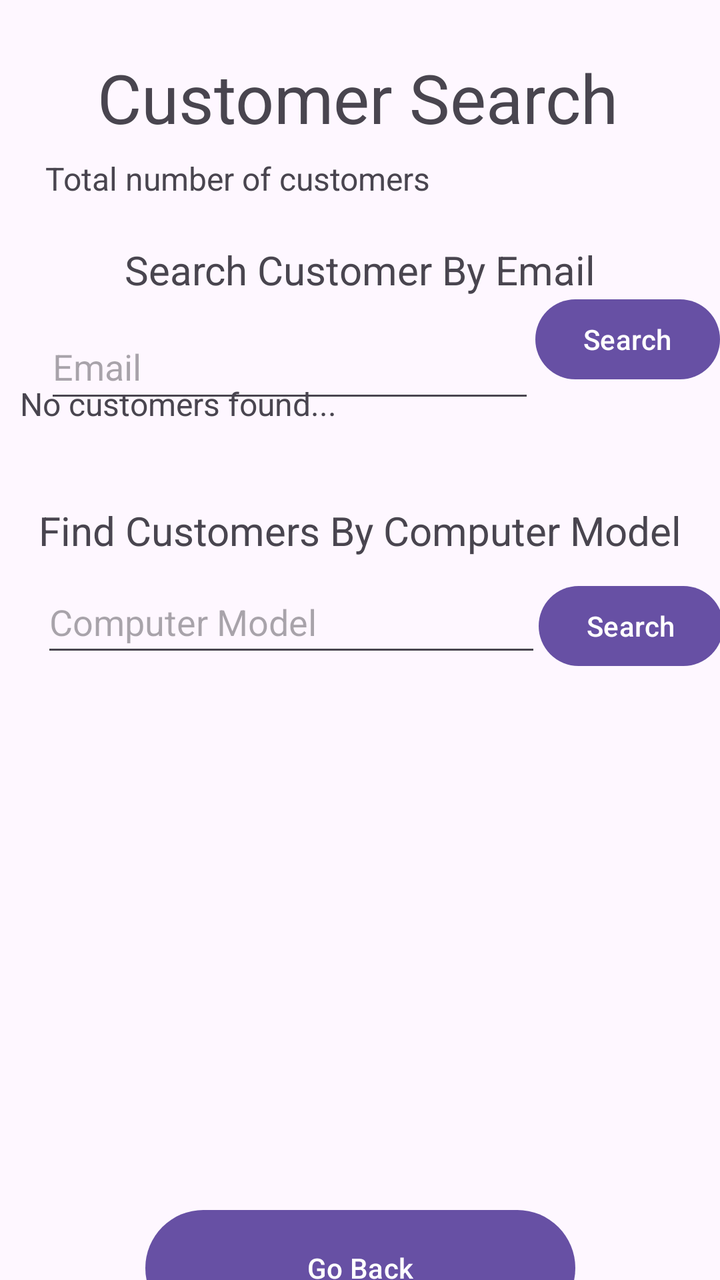
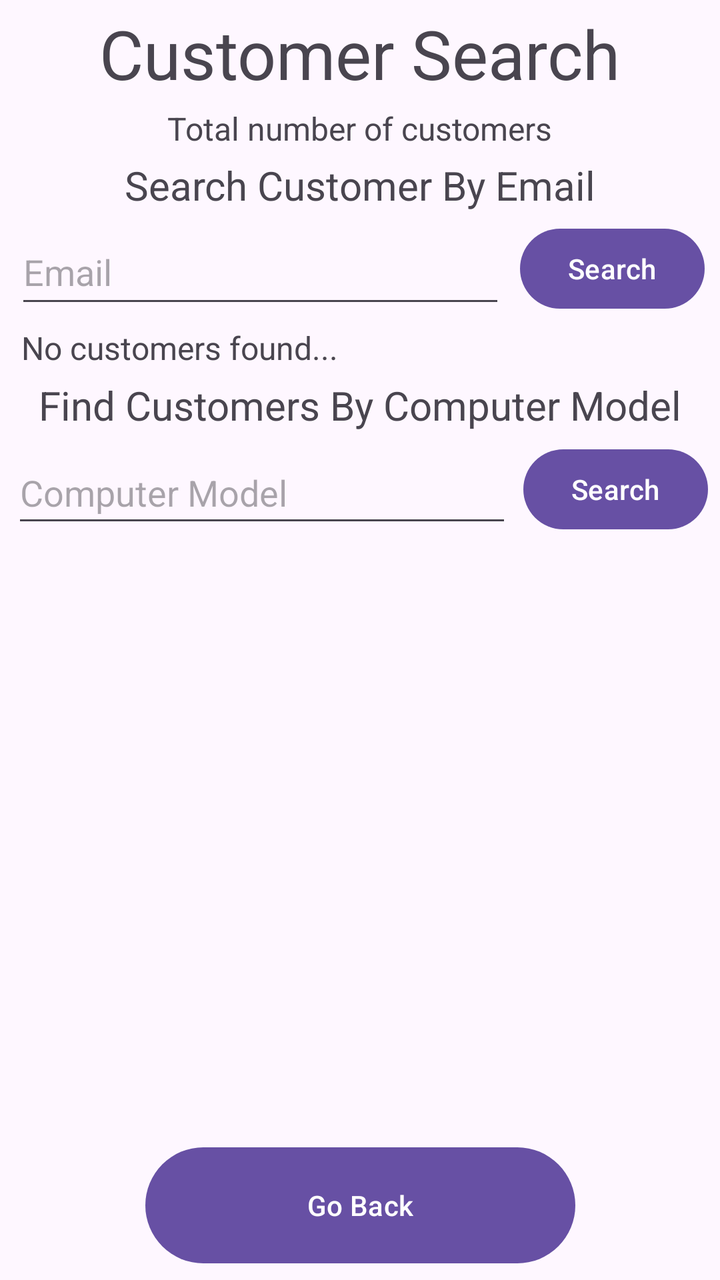

The first picture is an Android layout as it rendered before a commit; the second is the same layout after the commit. The layout source and the unified diff follow.
<!-- AndroidManifest.xml: application theme Theme.ComputerManagement -->
<!-- res/layout/customer_search_screen.xml -->
<?xml version="1.0" encoding="utf-8"?>
<androidx.constraintlayout.widget.ConstraintLayout xmlns:android="http://schemas.android.com/apk/res/android"
    xmlns:app="http://schemas.android.com/apk/res-auto"
    xmlns:tools="http://schemas.android.com/tools"
    android:id="@+id/main"
    android:layout_width="match_parent"
    android:layout_height="match_parent"
    tools:context=".CustomerSearchScreen">

    <TextView
        android:id="@+id/textView6"
        android:layout_width="wrap_content"
        android:layout_height="wrap_content"
        android:text="Customer Search"
        android:textSize="34sp"
        app:layout_constraintBottom_toBottomOf="parent"
        app:layout_constraintEnd_toEndOf="parent"
        app:layout_constraintHorizontal_bias="0.491"
        app:layout_constraintStart_toStartOf="parent"
        app:layout_constraintTop_toTopOf="parent"
        app:layout_constraintVertical_bias="0.044" />

    <TextView
        android:id="@+id/textView7"
        android:layout_width="wrap_content"
        android:layout_height="wrap_content"
        android:text="Total number of customers"
        android:textSize="16sp"
        app:layout_constraintBottom_toBottomOf="parent"
        app:layout_constraintEnd_toEndOf="parent"
        app:layout_constraintHorizontal_bias="0.135"
        app:layout_constraintStart_toStartOf="parent"
        app:layout_constraintTop_toBottomOf="@+id/textView6"
        app:layout_constraintVertical_bias="0.013" />

    <TextView
        android:id="@+id/tv_customerByEmail"
        android:layout_width="341dp"
        android:layout_height="61dp"
        android:text="No customers found..."
        android:textSize="16sp"
        app:layout_constraintBottom_toBottomOf="parent"
        app:layout_constraintEnd_toEndOf="parent"
        app:layout_constraintHorizontal_bias="0.519"
        app:layout_constraintStart_toStartOf="parent"
        app:layout_constraintTop_toBottomOf="@+id/textView6"
        app:layout_constraintVertical_bias="0.236" />

    <TextView
        android:id="@+id/textView11"
        android:layout_width="wrap_content"
        android:layout_height="wrap_content"
        android:text="Search Customer By Email"
        android:textSize="20sp"
        app:layout_constraintBottom_toBottomOf="parent"
        app:layout_constraintEnd_toEndOf="parent"
        app:layout_constraintStart_toStartOf="parent"
        app:layout_constraintTop_toBottomOf="@+id/textView6"
        app:layout_constraintVertical_bias="0.092" />

    <TextView
        android:id="@+id/textView13"
        android:layout_width="wrap_content"
        android:layout_height="wrap_content"
        android:text="Find Customers By Computer Model"
        android:textSize="20sp"
        app:layout_constraintBottom_toBottomOf="parent"
        app:layout_constraintEnd_toEndOf="parent"
        app:layout_constraintHorizontal_bias="0.5"
        app:layout_constraintStart_toStartOf="parent"
        app:layout_constraintTop_toBottomOf="@+id/textView6"
        app:layout_constraintVertical_bias="0.333" />

    <TextView
        android:id="@+id/tv_customerCount"
        android:layout_width="wrap_content"
        android:layout_height="wrap_content"
        android:textSize="16sp"
        app:layout_constraintBottom_toBottomOf="parent"
        app:layout_constraintEnd_toEndOf="parent"
        app:layout_constraintHorizontal_bias="0.65"
        app:layout_constraintStart_toStartOf="parent"
        app:layout_constraintTop_toBottomOf="@+id/textView6"
        app:layout_constraintVertical_bias="0.013" />

    <EditText
        android:id="@+id/et_emailToSearch"
        android:layout_width="245dp"
        android:layout_height="49dp"
        android:ems="10"
        android:hint="Email"
        android:inputType="text"
        app:layout_constraintBottom_toBottomOf="parent"
        app:layout_constraintEnd_toEndOf="parent"
        app:layout_constraintHorizontal_bias="0.195"
        app:layout_constraintStart_toStartOf="parent"
        app:layout_constraintTop_toBottomOf="@+id/textView11"
        app:layout_constraintVertical_bias="0.02" />

    <EditText
        android:id="@+id/et_computerModelToSearch"
        android:layout_width="250dp"
        android:layout_height="48dp"
        android:ems="10"
        android:hint="Computer Model"
        android:inputType="text"
        app:layout_constraintBottom_toBottomOf="parent"
        app:layout_constraintEnd_toEndOf="parent"
        app:layout_constraintHorizontal_bias="0.188"
        app:layout_constraintStart_toStartOf="parent"
        app:layout_constraintTop_toBottomOf="@+id/textView11"
        app:layout_constraintVertical_bias="0.309" />

    <Button
        android:id="@+id/btn_searchCustomerByEmail"
        android:layout_width="wrap_content"
        android:layout_height="wrap_content"
        android:text="Search"
        app:layout_constraintBottom_toTopOf="@+id/tv_customerByEmail"
        app:layout_constraintEnd_toEndOf="parent"
        app:layout_constraintHorizontal_bias="0.5"
        app:layout_constraintStart_toEndOf="@+id/et_emailToSearch"
        app:layout_constraintTop_toBottomOf="@+id/textView11"
        app:layout_constraintVertical_bias="0.5" />

    <Button
        android:id="@+id/btn_searchCustomersByComputerModel"
        android:layout_width="wrap_content"
        android:layout_height="wrap_content"
        android:text="Search"
        app:layout_constraintBottom_toBottomOf="parent"
        app:layout_constraintEnd_toEndOf="parent"
        app:layout_constraintHorizontal_bias="0.478"
        app:layout_constraintStart_toEndOf="@+id/et_computerModelToSearch"
        app:layout_constraintTop_toBottomOf="@+id/textView13"
        app:layout_constraintVertical_bias="0.033" />

    <Button
        android:id="@+id/btn_goBack"
        android:layout_width="215dp"
        android:layout_height="66dp"
        android:text="Go Back"
        app:layout_constraintBottom_toBottomOf="parent"
        app:layout_constraintEnd_toEndOf="parent"
        app:layout_constraintHorizontal_bias="0.5"
        app:layout_constraintStart_toStartOf="parent"
        app:layout_constraintTop_toBottomOf="@+id/lv_customersByComputerModel"
        app:layout_constraintVertical_bias="0.5" />

    <ListView
        android:id="@+id/lv_customersByComputerModel"
        android:layout_width="373dp"
        android:layout_height="292dp"
        app:layout_constraintBottom_toBottomOf="parent"
        app:layout_constraintEnd_toEndOf="parent"
        app:layout_constraintStart_toStartOf="parent"
        app:layout_constraintTop_toBottomOf="@+id/et_computerModelToSearch"
        app:layout_constraintVertical_bias="0.184" />

</androidx.constraintlayout.widget.ConstraintLayout>
<!-- resources referenced by this layout -->
<resources>
  <style name="Theme.ComputerManagement" parent="Base.Theme.ComputerManagement" />
  <style name="Base.Theme.ComputerManagement" parent="Theme.Material3.DayNight.NoActionBar">
          
          
      </style>
</resources>

<!-- the commit's change to res/layout/customer_search_screen.xml (unified diff, before → after) -->
@@ -13,12 +13,12 @@
         android:layout_height="wrap_content"
         android:text="Customer Search"
         android:textSize="34sp"
-        app:layout_constraintBottom_toBottomOf="parent"
+        app:layout_constraintBottom_toTopOf="@+id/textView7"
         app:layout_constraintEnd_toEndOf="parent"
-        app:layout_constraintHorizontal_bias="0.491"
+        app:layout_constraintHorizontal_bias="0.5"
         app:layout_constraintStart_toStartOf="parent"
         app:layout_constraintTop_toTopOf="parent"
-        app:layout_constraintVertical_bias="0.044" />
+        app:layout_constraintVertical_bias="0.5" />
 
     <TextView
         android:id="@+id/textView7"
@@ -26,25 +26,25 @@
         android:layout_height="wrap_content"
         android:text="Total number of customers"
         android:textSize="16sp"
-        app:layout_constraintBottom_toBottomOf="parent"
+        app:layout_constraintBottom_toTopOf="@+id/textView11"
         app:layout_constraintEnd_toEndOf="parent"
-        app:layout_constraintHorizontal_bias="0.135"
+        app:layout_constraintHorizontal_bias="0.5"
         app:layout_constraintStart_toStartOf="parent"
         app:layout_constraintTop_toBottomOf="@+id/textView6"
-        app:layout_constraintVertical_bias="0.013" />
+        app:layout_constraintVertical_bias="0.5" />
 
     <TextView
         android:id="@+id/tv_customerByEmail"
-        android:layout_width="341dp"
-        android:layout_height="61dp"
+        android:layout_width="339dp"
+        android:layout_height="wrap_content"
         android:text="No customers found..."
         android:textSize="16sp"
-        app:layout_constraintBottom_toBottomOf="parent"
+        app:layout_constraintBottom_toTopOf="@+id/textView13"
         app:layout_constraintEnd_toEndOf="parent"
-        app:layout_constraintHorizontal_bias="0.519"
+        app:layout_constraintHorizontal_bias="0.5"
         app:layout_constraintStart_toStartOf="parent"
-        app:layout_constraintTop_toBottomOf="@+id/textView6"
-        app:layout_constraintVertical_bias="0.236" />
+        app:layout_constraintTop_toBottomOf="@+id/btn_searchCustomerByEmail"
+        app:layout_constraintVertical_bias="0.5" />
 
     <TextView
         android:id="@+id/textView11"
@@ -52,11 +52,12 @@
         android:layout_height="wrap_content"
         android:text="Search Customer By Email"
         android:textSize="20sp"
-        app:layout_constraintBottom_toBottomOf="parent"
+        app:layout_constraintBottom_toTopOf="@+id/et_emailToSearch"
         app:layout_constraintEnd_toEndOf="parent"
+        app:layout_constraintHorizontal_bias="0.5"
         app:layout_constraintStart_toStartOf="parent"
-        app:layout_constraintTop_toBottomOf="@+id/textView6"
-        app:layout_constraintVertical_bias="0.092" />
+        app:layout_constraintTop_toBottomOf="@+id/textView7"
+        app:layout_constraintVertical_bias="0.5" />
 
     <TextView
         android:id="@+id/textView13"
@@ -64,12 +65,12 @@
         android:layout_height="wrap_content"
         android:text="Find Customers By Computer Model"
         android:textSize="20sp"
-        app:layout_constraintBottom_toBottomOf="parent"
+        app:layout_constraintBottom_toTopOf="@+id/et_computerModelToSearch"
         app:layout_constraintEnd_toEndOf="parent"
         app:layout_constraintHorizontal_bias="0.5"
         app:layout_constraintStart_toStartOf="parent"
-        app:layout_constraintTop_toBottomOf="@+id/textView6"
-        app:layout_constraintVertical_bias="0.333" />
+        app:layout_constraintTop_toBottomOf="@+id/tv_customerByEmail"
+        app:layout_constraintVertical_bias="0.5" />
 
     <TextView
         android:id="@+id/tv_customerCount"
@@ -78,10 +79,10 @@
         android:textSize="16sp"
         app:layout_constraintBottom_toBottomOf="parent"
         app:layout_constraintEnd_toEndOf="parent"
-        app:layout_constraintHorizontal_bias="0.65"
-        app:layout_constraintStart_toStartOf="parent"
-        app:layout_constraintTop_toBottomOf="@+id/textView6"
-        app:layout_constraintVertical_bias="0.013" />
+        app:layout_constraintHorizontal_bias="0.35"
+        app:layout_constraintStart_toEndOf="@+id/textView7"
+        app:layout_constraintTop_toTopOf="parent"
+        app:layout_constraintVertical_bias="0.115" />
 
     <EditText
         android:id="@+id/et_emailToSearch"
@@ -90,12 +91,12 @@
         android:ems="10"
         android:hint="Email"
         android:inputType="text"
-        app:layout_constraintBottom_toBottomOf="parent"
-        app:layout_constraintEnd_toEndOf="parent"
-        app:layout_constraintHorizontal_bias="0.195"
+        app:layout_constraintBottom_toTopOf="@+id/tv_customerByEmail"
+        app:layout_constraintEnd_toStartOf="@+id/btn_searchCustomerByEmail"
+        app:layout_constraintHorizontal_bias="0.5"
         app:layout_constraintStart_toStartOf="parent"
         app:layout_constraintTop_toBottomOf="@+id/textView11"
-        app:layout_constraintVertical_bias="0.02" />
+        app:layout_constraintVertical_bias="0.5" />
 
     <EditText
         android:id="@+id/et_computerModelToSearch"
@@ -104,12 +105,12 @@
         android:ems="10"
         android:hint="Computer Model"
         android:inputType="text"
-        app:layout_constraintBottom_toBottomOf="parent"
-        app:layout_constraintEnd_toEndOf="parent"
-        app:layout_constraintHorizontal_bias="0.188"
+        app:layout_constraintBottom_toTopOf="@+id/lv_customersByComputerModel"
+        app:layout_constraintEnd_toStartOf="@+id/btn_searchCustomersByComputerModel"
+        app:layout_constraintHorizontal_bias="0.5"
         app:layout_constraintStart_toStartOf="parent"
-        app:layout_constraintTop_toBottomOf="@+id/textView11"
-        app:layout_constraintVertical_bias="0.309" />
+        app:layout_constraintTop_toBottomOf="@+id/textView13"
+        app:layout_constraintVertical_bias="0.5" />
 
     <Button
         android:id="@+id/btn_searchCustomerByEmail"
@@ -128,12 +129,12 @@
         android:layout_width="wrap_content"
         android:layout_height="wrap_content"
         android:text="Search"
-        app:layout_constraintBottom_toBottomOf="parent"
+        app:layout_constraintBottom_toTopOf="@+id/lv_customersByComputerModel"
         app:layout_constraintEnd_toEndOf="parent"
-        app:layout_constraintHorizontal_bias="0.478"
+        app:layout_constraintHorizontal_bias="0.5"
         app:layout_constraintStart_toEndOf="@+id/et_computerModelToSearch"
         app:layout_constraintTop_toBottomOf="@+id/textView13"
-        app:layout_constraintVertical_bias="0.033" />
+        app:layout_constraintVertical_bias="0.5" />
 
     <Button
         android:id="@+id/btn_goBack"
@@ -151,10 +152,11 @@
         android:id="@+id/lv_customersByComputerModel"
         android:layout_width="373dp"
         android:layout_height="292dp"
-        app:layout_constraintBottom_toBottomOf="parent"
+        app:layout_constraintBottom_toTopOf="@+id/btn_goBack"
         app:layout_constraintEnd_toEndOf="parent"
+        app:layout_constraintHorizontal_bias="0.5"
         app:layout_constraintStart_toStartOf="parent"
         app:layout_constraintTop_toBottomOf="@+id/et_computerModelToSearch"
-        app:layout_constraintVertical_bias="0.184" />
+        app:layout_constraintVertical_bias="0.5" />
 
 </androidx.constraintlayout.widget.ConstraintLayout>
